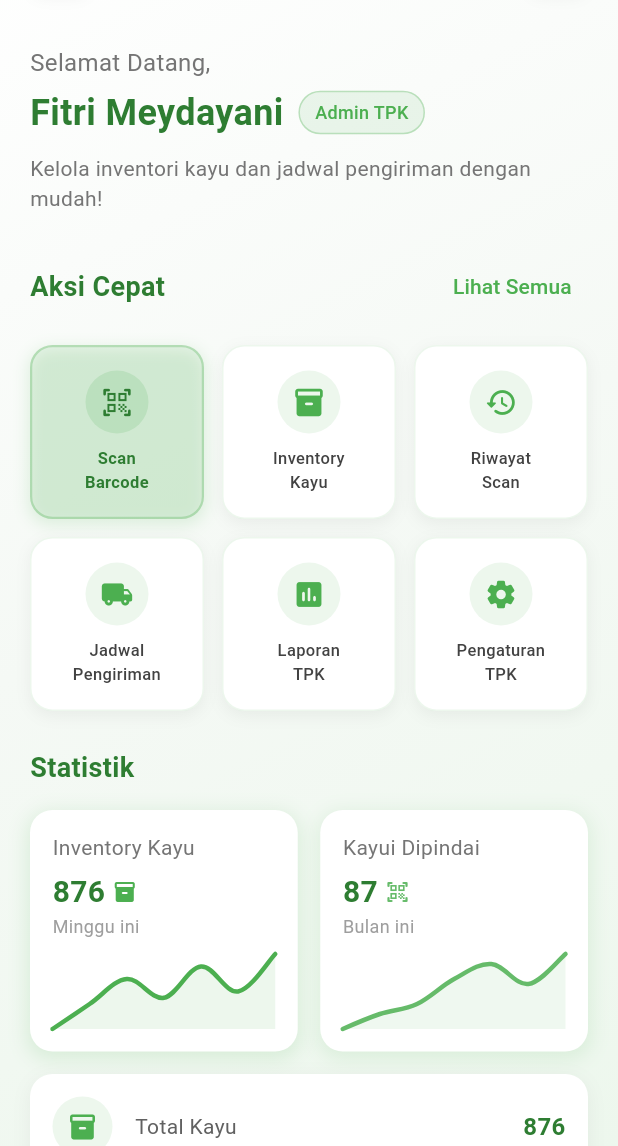
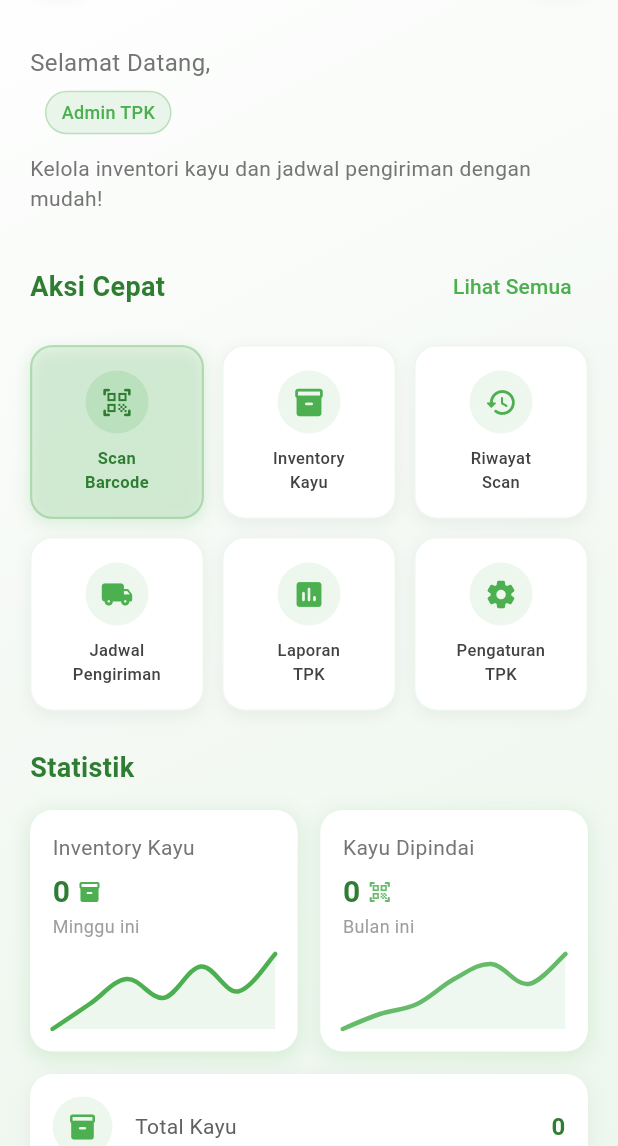
Before and after one commit to yuliagitaps77/flutter_green_track, a Flutter app: the TPKDashboardScreen screen opened by its route, on a phone screen of 412 x 824 dp, the part 90-1236 px from its top. Run offline on Flutter 3.47's test engine with Material 3 defaults, Android fonts, the phone set to English and light mode, and no system bars; drawn by our look-alikes of fl_chart; our stand-ins replace cloud_firestore, firebase_auth, firebase_core, get, shared_preferences, table_calendar; missing offline and left inert: barcode_scan2; accounts and stored records are empty; Roboto replaces fonts that are missing (Poppins).

Commit message:
feat: fix login tpk dan penyemeaian

```diff
--- a/lib/fitur/dashboard_tpk/admin_dashboard_tpk_page.dart
+++ b/lib/fitur/dashboard_tpk/admin_dashboard_tpk_page.dart
@@ -27,27 +27,6 @@ class _TPKDashboardScreenState extends State<TPKDashboardScreen>
 
   // Controller for TPK Dashboard
   final TPKDashboardController controller = Get.put(TPKDashboardController());
-
-  // Data for charts
-  final List<FlSpot> inventorySpots = [
-    FlSpot(0, 10),
-    FlSpot(1, 14),
-    FlSpot(2, 18),
-    FlSpot(3, 15),
-    FlSpot(4, 20),
-    FlSpot(5, 16),
-    FlSpot(6, 22),
-  ];
-
-  final List<FlSpot> revenueSpots = [
-    FlSpot(0, 5),
-    FlSpot(1, 8),
-    FlSpot(2, 10),
-    FlSpot(3, 15),
-    FlSpot(4, 18),
-    FlSpot(5, 14),
-    FlSpot(6, 20),
-  ];
 
   @override
   void initState() {
@@ -79,6 +58,16 @@ class _TPKDashboardScreenState extends State<TPKDashboardScreen>
       parent: _menuAnimController,
       curve: Curves.easeOut,
     );
+
+    // Listen to menu state changes from controller
+    ever(controller.isMenuOpen, (bool isOpen) {
+      if (isOpen && _menuAnimController.status != AnimationStatus.completed) {
+        _menuAnimController.forward();
+      } else if (!isOpen &&
+          _menuAnimController.status != AnimationStatus.dismissed) {
+        _menuAnimController.reverse();
+      }
+    });
   }
 
   @override
@@ -91,7 +80,7 @@ class _TPKDashboardScreenState extends State<TPKDashboardScreen>
   @override
   Widget build(BuildContext context) {
     return Scaffold(
-      body: Stack(
+      body: Obx(() => Stack(
             children: [
               // Background gradient
               Container(
@@ -115,15 +104,17 @@ class _TPKDashboardScreenState extends State<TPKDashboardScreen>
                   children: [
                     // App bar with menu and profile
                     AppBarWidget(
-                  onMenuTap: () => _menuAnimController.forward(),
-                  onProfileTap: () {
-                    // Handle profile tap
-                  },
+                      onMenuTap: () => controller.toggleMenu(),
+                      onProfileTap: () => controller.handleProfileTap(),
                     ),
 
                     // Dashboard content
                     Expanded(
-                  child: SingleChildScrollView(
+                      child: controller.isLoading.value
+                          ? Center(
+                              child: CircularProgressIndicator(
+                                  color: Color(0xFF4CAF50)))
+                          : SingleChildScrollView(
                               physics: BouncingScrollPhysics(),
                               child: Padding(
                                 padding: EdgeInsets.symmetric(horizontal: 20),
@@ -132,13 +123,15 @@ class _TPKDashboardScreenState extends State<TPKDashboardScreen>
                                   children: [
                                     SizedBox(height: 20),
 
-                          // Greeting section
-                          GreetingWidget(
-                            name: "Fitri Meydayani",
-                            role: "Admin TPK",
+                                    // Greeting section - using user profile from controller
+                                    Obx(() => GreetingWidget(
+                                          name:
+                                              controller.userProfile.value.name,
+                                          role:
+                                              controller.userProfile.value.role,
                                           description:
                                               "Kelola inventori kayu dan jadwal pengiriman dengan mudah!",
-                          ),
+                                        )),
 
                                     SizedBox(height: 25),
 
@@ -165,18 +158,16 @@ class _TPKDashboardScreenState extends State<TPKDashboardScreen>
                 ),
               ),
 
-          // Floating Action Button
-
-          // Menu overlay
+              // Menu overlay using controller's menu items
               SideMenuWidget(
-            name: "Fitri Meydayani",
-            role: "Admin TPK",
-            menuItems: _getMenuItems(),
+                name: controller.userProfile.value.name,
+                role: controller.userProfile.value.role,
+                menuItems: controller.getMenuItems(),
                 menuAnimation: _menuAnimation,
-            onClose: () => _menuAnimController.reverse(),
+                onClose: () => controller.closeMenu(),
               ),
             ],
-      ),
+          )),
     );
   }
 
@@ -228,12 +219,16 @@ class _TPKDashboardScreenState extends State<TPKDashboardScreen>
                   6, controller.actions.length), // Max 6 items on dashboard
               itemBuilder: (context, index) {
                 final action = controller.actions[index];
-                return ActionCardWidget(
+                return MouseRegion(
+                  onEnter: (_) => controller.handleHover(index, true),
+                  onExit: (_) => controller.handleHover(index, false),
+                  child: ActionCardWidget(
                     icon: action['icon'],
                     title: action['title'],
                     onTap: action['onTap'],
                     highlight: action['highlight'] ?? false,
                     breathingAnimation: _breathingAnimation,
+                  ),
                 );
               },
             )),
@@ -289,7 +284,10 @@ class _TPKDashboardScreenState extends State<TPKDashboardScreen>
                     itemCount: actions.length,
                     itemBuilder: (context, index) {
                       final action = actions[index];
-                      return ActionCardWidget(
+                      return MouseRegion(
+                        onEnter: (_) => controller.handleHover(index, true),
+                        onExit: (_) => controller.handleHover(index, false),
+                        child: ActionCardWidget(
                           icon: action['icon'],
                           title: action['title'],
                           onTap: () {
@@ -298,6 +296,7 @@ class _TPKDashboardScreenState extends State<TPKDashboardScreen>
                           },
                           highlight: action['highlight'] ?? false,
                           breathingAnimation: _breathingAnimation,
+                        ),
                       );
                     },
                   )),
@@ -310,7 +309,6 @@ class _TPKDashboardScreenState extends State<TPKDashboardScreen>
     );
   }
 
-  // Sh
   // Statistics section (specific to Admin TPK)
   Widget _buildStatisticsSection() {
     return Column(
@@ -329,28 +327,28 @@ class _TPKDashboardScreenState extends State<TPKDashboardScreen>
           children: [
             // Inventory Card
             Expanded(
-              child: StatCardWidget(
+              child: Obx(() => StatCardWidget(
                     title: "Inventory Kayu",
-                value: "876",
-                trend: "Minggu ini",
+                    value: controller.totalWood.value,
+                    trend: controller.woodStatTrend.value,
                     icon: Icons.inventory_2_rounded,
-                spots: inventorySpots,
+                    spots: controller.inventorySpots,
                     color: Color(0xFF4CAF50),
                     breathingAnimation: _breathingAnimation,
-              ),
+                  )),
             ),
             SizedBox(width: 15),
-            // Revenue Card
+            // Scanned Wood Card
             Expanded(
-              child: StatCardWidget(
-                title: "Kayui Dipindai",
-                value: "87",
-                trend: "Bulan ini",
+              child: Obx(() => StatCardWidget(
+                    title: "Kayu Dipindai",
+                    value: controller.scannedWood.value,
+                    trend: controller.scanStatTrend.value,
                     icon: Icons.qr_code_scanner_rounded,
-                spots: revenueSpots,
+                    spots: controller.revenueSpots,
                     color: Color(0xFF66BB6A),
                     breathingAnimation: _breathingAnimation,
-              ),
+                  )),
             ),
           ],
         ),
@@ -371,12 +369,19 @@ class _TPKDashboardScreenState extends State<TPKDashboardScreen>
           ),
           child: Column(
             children: [
-              SummaryItemWidget(
+              Obx(() => SummaryItemWidget(
                     icon: Icons.inventory_2_rounded,
                     title: "Total Kayu",
-                value: "876",
+                    value: controller.totalWood.value,
                     color: Color(0xFF4CAF50),
-              ),
+                  )),
+              SizedBox(height: 10),
+              Obx(() => SummaryItemWidget(
+                    icon: Icons.fact_check_rounded,
+                    title: "Total Batch",
+                    value: controller.totalBatch.value,
+                    color: Color(0xFF66BB6A),
+                  )),
             ],
           ),
         ),
@@ -399,31 +404,40 @@ class _TPKDashboardScreenState extends State<TPKDashboardScreen>
         ),
         SizedBox(height: 15),
 
-        // Activity items - TPK specific activities
-        ActivityItemWidget(
-          icon: Icons.qr_code_scanner_rounded,
-          title: "Scan Barcode Kayu Jati",
-          time: "Baru saja",
-          highlight: true,
+        // Activity items from controller
+        Obx(() {
+          if (controller.recentActivities.isEmpty) {
+            return Center(
+              child: Padding(
+                padding: const EdgeInsets.symmetric(vertical: 20),
+                child: Text(
+                  "Belum ada aktivitas terbaru",
+                  style: TextStyle(
+                    color: Colors.grey[600],
+                    fontStyle: FontStyle.italic,
                   ),
+                ),
+              ),
+            );
+          }
 
-        ActivityItemWidget(
-          icon: Icons.inventory_2_rounded,
-          title: "Update Stok Kayu",
-          time: "Kemarin, 16:30",
-        ),
-        ActivityItemWidget(
-          icon: Icons.assignment_rounded,
-          title: "Laporan Bulanan Dibuat",
-          time: "Kemarin, 14:15",
-        ),
+          return Column(
+            children: controller.recentActivities
+                .take(3) // Show only 3 most recent activities
+                .map((activity) => ActivityItemWidget(
+                      icon: activity.icon,
+                      title: activity.title,
+                      time: activity.time,
+                      highlight: activity.highlight,
+                    ))
+                .toList(),
+          );
+        }),
 
         // View all button
         Center(
           child: TextButton(
-            onPressed: () {
-              // Handle view all activities
-            },
+            onPressed: () => controller.viewAllActivities(),
             child: Text(
               "Lihat Semua",
               style: TextStyle(
@@ -436,43 +450,4 @@ class _TPKDashboardScreenState extends State<TPKDashboardScreen>
       ],
     );
   }
-
-  // Get menu items for side menu
-  List<Map<String, dynamic>> _getMenuItems() {
-    return [
-      {
-        'icon': Icons.dashboard_rounded,
-        'title': "Dashboard",
-        'isActive': true,
-        'onTap': () {
-          _menuAnimController.reverse();
-        },
-      },
-      {
-        'icon': Icons.settings_rounded,
-        'title': "Pengaturan",
-        'onTap': () {
-          _menuAnimController.reverse();
-          // Handle settings
-        },
-      },
-      {
-        'icon': Icons.lock_outline_rounded,
-        'title': "Ubah Kata Sandi",
-        'onTap': () {
-          _menuAnimController.reverse();
-          // Handle change password
-        },
-      },
-      {
-        'icon': Icons.logout_rounded,
-        'title': "Logout",
-        'isDestructive': true,
-        'onTap': () {
-          _menuAnimController.reverse();
-          showLogoutConfirmation(context);
-        },
-      },
-    ];
 }
-}
--- a/lib/main.dart
+++ b/lib/main.dart
@@ -1,14 +1,15 @@
+import 'package:firebase_core/firebase_core.dart';
 import 'package:flutter/material.dart';
-import 'package:flutter_green_track/admingenerator/admin_generator.dart';
+import 'package:flutter_green_track/controllers/authentication/authentication_controller.dart';
 import 'package:flutter_green_track/routes.dart';
-import 'package:flutter_green_track/services/firebase_init.dart';
 import 'package:get/get.dart';
 
 void main() async {
   WidgetsFlutterBinding.ensureInitialized();
+  await Firebase.initializeApp();
 
-  // Initialize Firebase
-  await FirebaseInitializer.initialize();
+  // Register global controllers
+  Get.put(AuthenticationController());
 
   runApp(MyApp());
 }
@@ -51,10 +52,8 @@ class MyApp extends StatelessWidget {
           background: Colors.white,
         ),
       ),
-      //admin untuk
       initialRoute: AppRoutes.splash,
       getPages: AppRoutes.routes,
-      //AdminGeneratorPage()
     );
   }
 }
```
Lines whose indentation alone changed are shown as unchanged.
